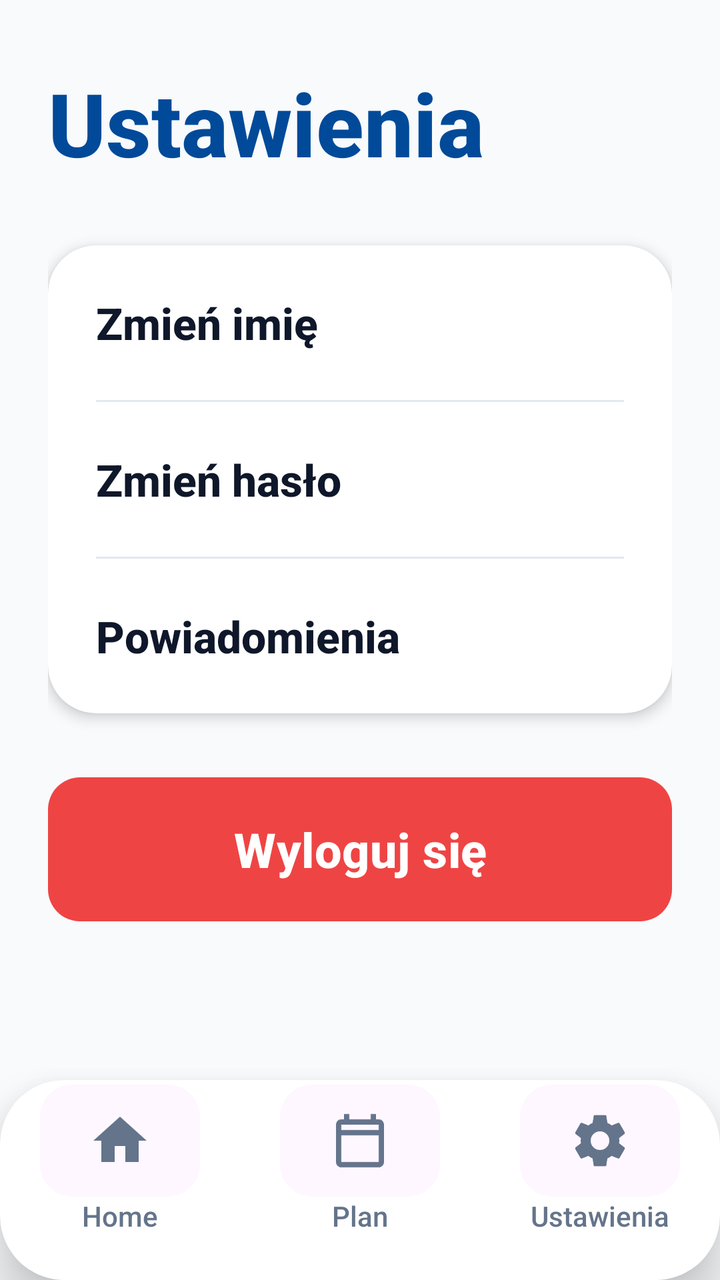
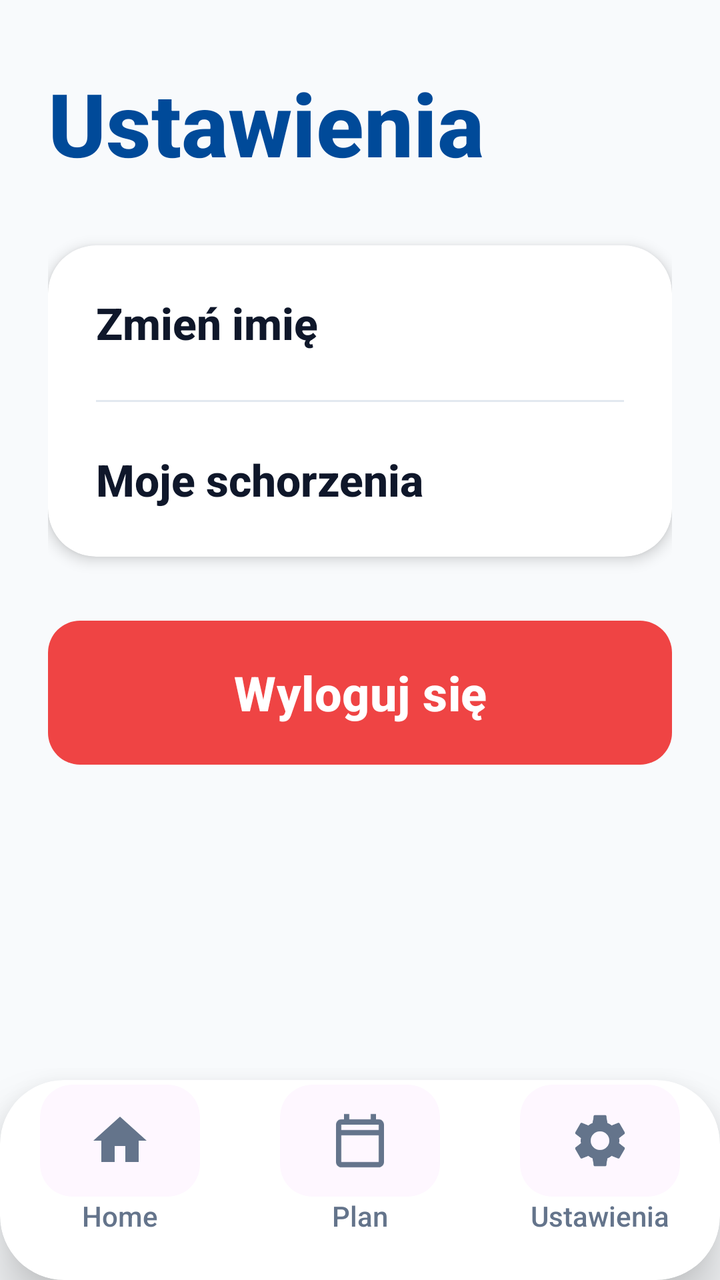

Compare the two renders of this Android layout. The source of the first and the diff that turns it into the second are given below.
<!-- AndroidManifest.xml: application theme Theme.Fitnessapp -->
<!-- res/layout/activity_settings.xml -->
<?xml version="1.0" encoding="utf-8"?>
<androidx.constraintlayout.widget.ConstraintLayout xmlns:android="http://schemas.android.com/apk/res/android"
    xmlns:app="http://schemas.android.com/apk/res-auto"
    android:layout_width="match_parent"
    android:layout_height="match_parent"
    android:background="#F8FAFC">

    <ScrollView
        android:layout_width="match_parent"
        android:layout_height="0dp"
        android:fillViewport="true"
        android:overScrollMode="never"
        app:layout_constraintBottom_toTopOf="@id/bottom_nav_container"
        app:layout_constraintTop_toTopOf="parent">

        <LinearLayout
            android:layout_width="match_parent"
            android:layout_height="wrap_content"
            android:orientation="vertical"
            android:paddingHorizontal="24dp"
            android:paddingTop="32dp"
            android:paddingBottom="40dp">

            <TextView
                android:layout_width="match_parent"
                android:layout_height="wrap_content"
                android:text="Ustawienia"
                android:textColor="#004A99"
                android:textSize="44sp"
                android:textStyle="bold" />

            <androidx.cardview.widget.CardView
                android:layout_width="match_parent"
                android:layout_height="wrap_content"
                android:layout_marginTop="32dp"
                app:cardCornerRadius="24dp"
                app:cardElevation="4dp">

                <LinearLayout
                    android:layout_width="match_parent"
                    android:layout_height="wrap_content"
                    android:orientation="vertical">

                    <TextView
                        android:id="@+id/tv_change_name"
                        android:layout_width="match_parent"
                        android:layout_height="wrap_content"
                        android:background="?attr/selectableItemBackground"
                        android:clickable="true"
                        android:focusable="true"
                        android:padding="24dp"
                        android:text="Zmień imię"
                        android:textColor="#0F172A"
                        android:textSize="22sp"
                        android:textStyle="bold" />

                    <View
                        android:layout_width="match_parent"
                        android:layout_height="1dp"
                        android:layout_marginHorizontal="24dp"
                        android:background="#E2E8F0" />

                    <TextView
                        android:id="@+id/tv_change_password"
                        android:layout_width="match_parent"
                        android:layout_height="wrap_content"
                        android:background="?attr/selectableItemBackground"
                        android:clickable="true"
                        android:focusable="true"
                        android:padding="24dp"
                        android:text="Zmień hasło"
                        android:textColor="#0F172A"
                        android:textSize="22sp"
                        android:textStyle="bold" />

                    <View
                        android:layout_width="match_parent"
                        android:layout_height="1dp"
                        android:layout_marginHorizontal="24dp"
                        android:background="#E2E8F0" />

                    <TextView
                        android:id="@+id/tv_notification_settings"
                        android:layout_width="match_parent"
                        android:layout_height="wrap_content"
                        android:background="?attr/selectableItemBackground"
                        android:clickable="true"
                        android:focusable="true"
                        android:padding="24dp"
                        android:text="Powiadomienia"
                        android:textColor="#0F172A"
                        android:textSize="22sp"
                        android:textStyle="bold" />

                </LinearLayout>
            </androidx.cardview.widget.CardView>

            <Button
                android:id="@+id/btn_logout_settings"
                android:layout_width="match_parent"
                android:layout_height="72dp"
                android:layout_marginTop="32dp"
                android:background="@drawable/bg_button_primary"
                android:text="Wyloguj się"
                android:textAllCaps="false"
                android:textColor="@color/white"
                android:textSize="24sp"
                android:textStyle="bold"
                app:backgroundTint="#EF4444" />

        </LinearLayout>
    </ScrollView>

    <include
        layout="@layout/layout_bottom_nav"
        android:layout_width="match_parent"
        android:layout_height="100dp"
        app:layout_constraintBottom_toBottomOf="parent" />

</androidx.constraintlayout.widget.ConstraintLayout>
<!-- res/layout/layout_bottom_nav.xml (included above) -->
<?xml version="1.0" encoding="utf-8"?>
<androidx.cardview.widget.CardView xmlns:android="http://schemas.android.com/apk/res/android"
    xmlns:app="http://schemas.android.com/apk/res-auto"
    android:id="@+id/bottom_nav_container"
    android:layout_width="match_parent"
    android:layout_height="100dp"
    app:cardCornerRadius="32dp"
    app:cardElevation="16dp"
    android:layout_marginBottom="-20dp">

    <LinearLayout
        android:layout_width="match_parent"
        android:layout_height="match_parent"
        android:orientation="horizontal"
        android:paddingBottom="20dp"
        android:gravity="center_vertical">

        
        <LinearLayout
            android:id="@+id/nav_home"
            android:layout_width="0dp"
            android:layout_height="match_parent"
            android:layout_weight="1"
            android:gravity="center"
            android:orientation="vertical"
            android:clickable="true"
            android:focusable="true"
            android:background="?android:attr/selectableItemBackground">

            <androidx.cardview.widget.CardView
                android:id="@+id/nav_home_indicator"
                android:layout_width="80dp"
                android:layout_height="56dp"
                app:cardCornerRadius="16dp"
                app:cardElevation="0dp"
                app:cardBackgroundColor="?android:attr/colorBackground">
                <ImageView
                    android:id="@+id/nav_home_icon"
                    android:layout_width="32dp"
                    android:layout_height="32dp"
                    android:layout_gravity="center"
                    android:src="@drawable/ic_home"
                    app:tint="#64748B" />
            </androidx.cardview.widget.CardView>
            <TextView
                android:id="@+id/nav_home_text"
                android:layout_width="wrap_content"
                android:layout_height="wrap_content"
                android:text="Home"
                android:textColor="#64748B"
                android:textSize="14sp" />
        </LinearLayout>

        
        <LinearLayout
            android:id="@+id/nav_plan"
            android:layout_width="0dp"
            android:layout_height="match_parent"
            android:layout_weight="1"
            android:gravity="center"
            android:orientation="vertical"
            android:clickable="true"
            android:focusable="true"
            android:background="?android:attr/selectableItemBackground">
            <androidx.cardview.widget.CardView
                android:id="@+id/nav_plan_indicator"
                android:layout_width="80dp"
                android:layout_height="56dp"
                app:cardCornerRadius="16dp"
                app:cardElevation="0dp"
                app:cardBackgroundColor="?android:attr/colorBackground">
                <ImageView
                    android:id="@+id/nav_plan_icon"
                    android:layout_width="32dp"
                    android:layout_height="32dp"
                    android:layout_gravity="center"
                    android:src="@drawable/ic_plan"
                    app:tint="#64748B" />
            </androidx.cardview.widget.CardView>
            <TextView
                android:id="@+id/nav_plan_text"
                android:layout_width="wrap_content"
                android:layout_height="wrap_content"
                android:text="Plan"
                android:textColor="#64748B"
                android:textSize="14sp" />
        </LinearLayout>

        
        <LinearLayout
            android:id="@+id/nav_settings"
            android:layout_width="0dp"
            android:layout_height="match_parent"
            android:layout_weight="1"
            android:gravity="center"
            android:orientation="vertical"
            android:clickable="true"
            android:focusable="true"
            android:background="?android:attr/selectableItemBackground">
            <androidx.cardview.widget.CardView
                android:id="@+id/nav_settings_indicator"
                android:layout_width="80dp"
                android:layout_height="56dp"
                app:cardCornerRadius="16dp"
                app:cardElevation="0dp"
                app:cardBackgroundColor="?android:attr/colorBackground">
                <ImageView
                    android:id="@+id/nav_settings_icon"
                    android:layout_width="32dp"
                    android:layout_height="32dp"
                    android:layout_gravity="center"
                    android:src="@drawable/ic_settings"
                    app:tint="#64748B" />
            </androidx.cardview.widget.CardView>
            <TextView
                android:id="@+id/nav_settings_text"
                android:layout_width="wrap_content"
                android:layout_height="wrap_content"
                android:text="Ustawienia"
                android:textColor="#64748B"
                android:textSize="14sp" />
        </LinearLayout>

    </LinearLayout>
</androidx.cardview.widget.CardView>
<!-- resources referenced by this layout -->
<resources>
  <color name="white">#FFFFFFFF</color>
  <!-- drawable bg_button_primary (drawable) -->
  <shape xmlns:android="http://schemas.android.com/apk/res/android"
      android:shape="rectangle">
      <solid android:color="@color/blue_primary" />
      <corners android:radius="16dp" />
  </shape>
  <!-- drawable ic_home (drawable) -->
  <vector xmlns:android="http://schemas.android.com/apk/res/android"
      android:width="24dp"
      android:height="24dp"
      android:viewportWidth="24"
      android:viewportHeight="24">
      <path
          android:fillColor="#FF000000"
          android:pathData="M10,20V14H14V20H19V12H22L12,3L2,12H5V20H10Z" />
  </vector>
  <!-- drawable ic_plan (drawable) -->
  <?xml version="1.0" encoding="utf-8"?>
  <vector xmlns:android="http://schemas.android.com/apk/res/android"
      android:width="24dp"
      android:height="24dp"
      android:viewportWidth="24"
      android:viewportHeight="24">
      <path
          android:fillColor="@color/black"
          android:pathData="M19,4h-1V2h-2v2H8V2H6v2H5C3.89,4 3.01,4.9 3.01,6L3,20c0,1.1 0.89,2 2,2h14c1.1,0 2,-0.9 2,-2V6c0,-1.1 -0.9,-2 -2,-2zm0,16H5V10h14v10zM19,8H5V6h14v2z" />
  </vector>
  <!-- drawable ic_settings (drawable) -->
  <vector xmlns:android="http://schemas.android.com/apk/res/android"
      android:width="24dp"
      android:height="24dp"
      android:viewportWidth="24"
      android:viewportHeight="24">
      <path
          android:fillColor="@android:color/white"
          android:pathData="M19.14,12.94c0.04,-0.3 0.06,-0.61 0.06,-0.94c0,-0.32 -0.02,-0.64 -0.07,-0.94l2.03,-1.58c0.18,-0.14 0.23,-0.41 0.12,-0.61l-1.92,-3.32c-0.12,-0.22 -0.37,-0.29 -0.59,-0.22l-2.39,0.96c-0.5,-0.38 -1.03,-0.7 -1.62,-0.94L14.4,2.81c-0.04,-0.24 -0.24,-0.41 -0.48,-0.41h-3.84c-0.24,0 -0.43,0.17 -0.47,0.41L9.25,5.35C8.66,5.59 8.13,5.91 7.63,6.29L5.24,5.33c-0.22,-0.08 -0.47,0 -0.59,0.22L2.74,8.87C2.62,9.08 2.66,9.34 2.84,9.48l2.03,1.58C4.82,11.36 4.8,11.68 4.8,12c0,0.32 0.02,0.64 0.07,0.94l-2.03,1.58c-0.18,0.14 -0.23,0.41 -0.12,0.61l1.92,3.32c0.12,0.22 0.37,0.29 0.59,0.22l2.39,-0.96c0.5,0.38 1.03,0.7 1.62,0.94l0.36,2.54c0.05,0.24 0.24,0.41 0.48,0.41h3.84c0.24,0 0.44,-0.17 0.47,-0.41l0.36,-2.54c0.59,-0.24 1.13,-0.56 1.62,-0.94l2.39,0.96c0.22,0.08 0.47,0 0.59,-0.22l1.92,-3.32c0.12,-0.22 0.07,-0.47 -0.12,-0.61l-2.01,-1.58zM12,15.5c-1.93,0 -3.5,-1.57 -3.5,-3.5s1.57,-3.5 3.5,-3.5s3.5,1.57 3.5,3.5s-1.57,3.5 -3.5,3.5z"/>
  </vector>
  <style name="Theme.Fitnessapp" parent="Base.Theme.Fitnessapp" />
  <color name="blue_primary">#2563EB</color>
  <color name="black">#FF000000</color>
  <style name="Base.Theme.Fitnessapp" parent="Theme.Material3.DayNight.NoActionBar">
          
          <item name="android:fontFamily">sans-serif-medium</item>
          <item name="android:textAllCaps">false</item>
      </style>
</resources>

<!-- the commit's change to res/layout/activity_settings.xml (unified diff, before → after) -->
@@ -61,33 +61,14 @@
                         android:background="#E2E8F0" />
 
                     <TextView
-                        android:id="@+id/tv_change_password"
+                        android:id="@+id/tv_edit_conditions"
                         android:layout_width="match_parent"
                         android:layout_height="wrap_content"
                         android:background="?attr/selectableItemBackground"
                         android:clickable="true"
                         android:focusable="true"
                         android:padding="24dp"
-                        android:text="Zmień hasło"
-                        android:textColor="#0F172A"
-                        android:textSize="22sp"
-                        android:textStyle="bold" />
-
-                    <View
-                        android:layout_width="match_parent"
-                        android:layout_height="1dp"
-                        android:layout_marginHorizontal="24dp"
-                        android:background="#E2E8F0" />
-
-                    <TextView
-                        android:id="@+id/tv_notification_settings"
-                        android:layout_width="match_parent"
-                        android:layout_height="wrap_content"
-                        android:background="?attr/selectableItemBackground"
-                        android:clickable="true"
-                        android:focusable="true"
-                        android:padding="24dp"
-                        android:text="Powiadomienia"
+                        android:text="Moje schorzenia"
                         android:textColor="#0F172A"
                         android:textSize="22sp"
                         android:textStyle="bold" />
